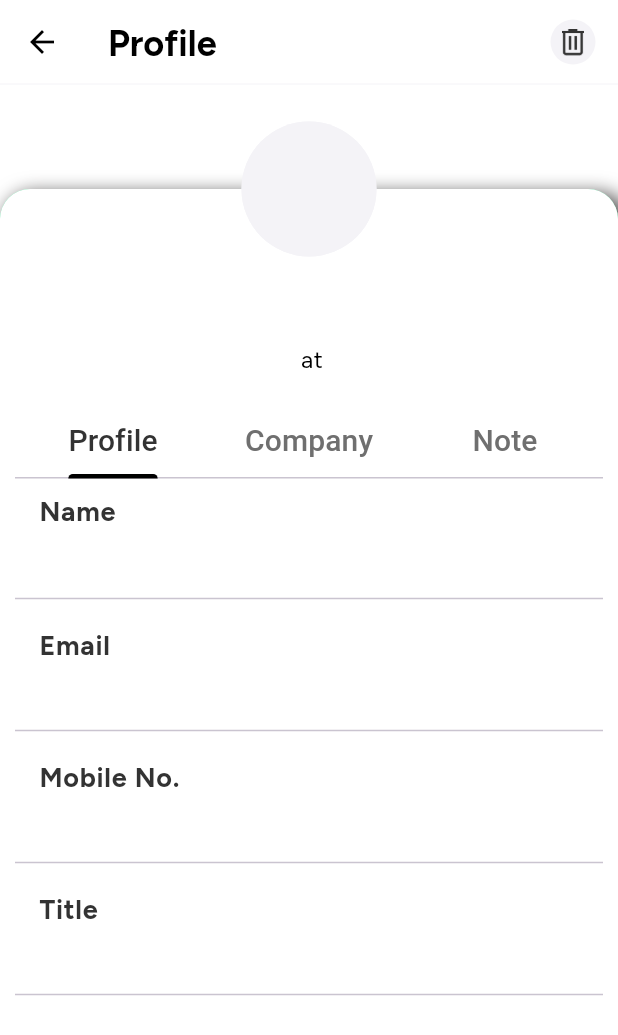
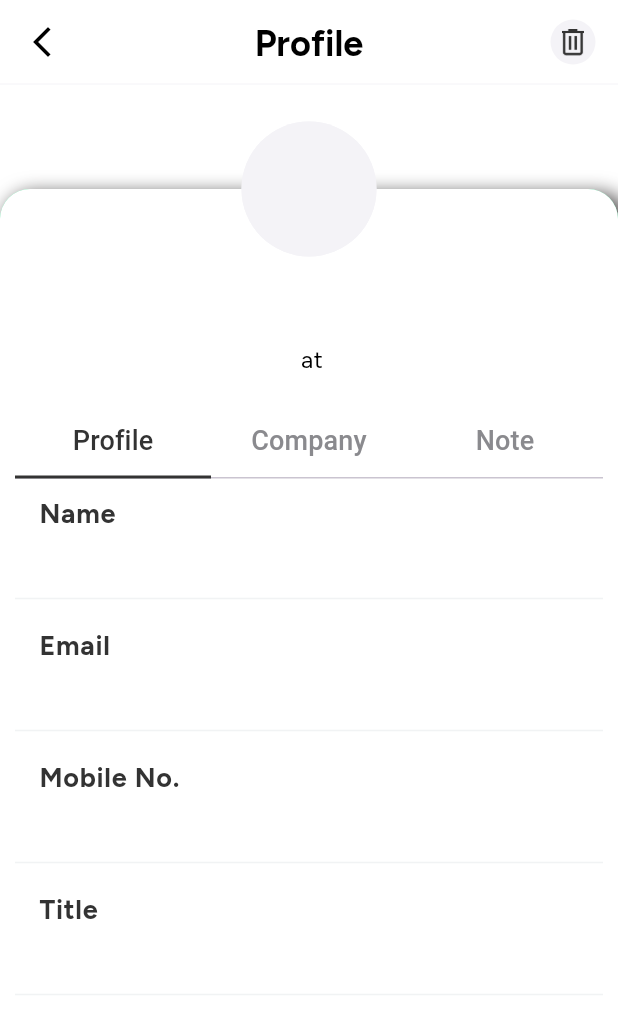
Before and after one commit to sanjay-dreamcast/LeadCaptureFlutter, a Flutter app: the ContactDetailPage screen opened by its route, on a phone screen of 412 x 824 dp. Shown: the top 1035 px of the screen. Run offline on Flutter 3.47's test engine with Material 3 defaults, Android fonts, the light colour scheme and no system bars; our stand-ins replace camera, contacts_service, csv, device_info_plus, dio, firebase_core and 9 more; missing offline and left inert: dart:ffi, external_path, flutter_barcode_scanner, qr_code_scanner, vcard_maintained; accounts and stored records are empty; Roboto replaces fonts that are missing (figtree_medium).

Commit message:
ui update

```diff
--- a/lib/theme/app_colors.dart
+++ b/lib/theme/app_colors.dart
@@ -79,6 +79,7 @@ const profileBg = Color(0xffF0F0F0);
 const address_color = Color(0xffC4C4C6);
 const grey10 = Color(0xFF8A8A8E);
 const grey20Color = Color(0xFF7B7B7B);
+const BorderLight = Color(0xFFF1F3F4);
 
 
 
--- a/lib/view/localDatabase/contactDetailPage.dart
+++ b/lib/view/localDatabase/contactDetailPage.dart
@@ -9,6 +9,7 @@ import 'package:share_plus/share_plus.dart';
 import 'package:vcard_maintained/vcard_maintained.dart';
 import '../../api_repository/api_service.dart';
 import '../../theme/app_colors.dart';
+import '../customerWidget/customTextView.dart';
 import '../customerWidget/toolbarTitle.dart';
 import 'LeadsController.dart';
 import 'localContactController.dart';
@@ -44,7 +45,13 @@ class ContactDetailPage extends GetView<LocalContactController> {
     return Scaffold(
       backgroundColor: white,
       appBar: AppBar(
-          centerTitle: false,
+        centerTitle: true,
+        leading: IconButton(
+          icon: const Icon(Icons.arrow_back_ios_new),
+          onPressed: () {
+            Navigator.pop(context);
+          },
+        ),
         title: const ToolbarTitle(
           title: "Profile",
           color: Colors.black,
@@ -110,7 +117,8 @@ class ContactDetailPage extends GetView<LocalContactController> {
             const Border(bottom: BorderSide(color: indicatorColor, width: 0)),
         elevation: 0,
         backgroundColor: appBarColor,
-          iconTheme: const IconThemeData(color: Colors.black)),
+        iconTheme: const IconThemeData(color: appIconColor),
+      ),
       body: GetX<LocalContactController>(builder: (context) {
         return controller.loading.value
             ? const Center(
@@ -171,7 +179,8 @@ class ContactDetailPage extends GetView<LocalContactController> {
                                 height: 10,
                               ),
                               RegularTextView(
-                                text: "${controller.contactDetail.value.data?.position?.capitalize ?? ""} at ${controller.contactDetail.value.data?.company?.capitalize ?? ""}",
+                                text:
+                                    "${controller.contactDetail.value.data?.position?.capitalize ?? ""} at ${controller.contactDetail.value.data?.company?.capitalize ?? ""}",
                                 maxLine: 5,
                                 textAlign: TextAlign.center,
                                 textSize: 16,
@@ -189,13 +198,17 @@ class ContactDetailPage extends GetView<LocalContactController> {
                                     child: Scaffold(
                                       backgroundColor: white,
                                       appBar: TabBar(
+                                          padding: EdgeInsets.zero,
                                           isScrollable: false,
                                           tabAlignment: TabAlignment.fill,
                                           labelColor: textColor,
-                                          unselectedLabelColor: textGrayColor,
-                                          indicatorColor: Colors.black,
+                                          unselectedLabelColor: grey10,
+                                          indicatorColor: textColor,
+                                          indicatorSize:
+                                              TabBarIndicatorSize.tab,
                                           labelStyle: const TextStyle(
-                                              fontSize: 20,
+                                              fontSize: 18,
+                                              fontFamily: "figtree_medium",
                                               fontWeight: FontWeight.w500),
                                           onTap: (index) {},
                                           tabs: myTabs),
@@ -245,13 +258,14 @@ class ContactDetailPage extends GetView<LocalContactController> {
             ),
             subtitle: RegularTextView(
               text: controller.contactDetail.value.data?.name?.capitalize ?? "",
-              textSize: 18,
+              textSize: 16,
               maxLine: 3,
               color: textColor,
             ),
           ),
           const Divider(
             thickness: 1,
+            color: BorderLight,
           ),
           ListTile(
             title: const BoldTextView(
@@ -269,6 +283,7 @@ class ContactDetailPage extends GetView<LocalContactController> {
           ),
           const Divider(
             thickness: 1,
+            color: BorderLight,
           ),
           ListTile(
             title: const BoldTextView(
@@ -286,6 +301,7 @@ class ContactDetailPage extends GetView<LocalContactController> {
           ),
           const Divider(
             thickness: 1,
+            color: BorderLight,
           ),
           ListTile(
             title: const BoldTextView(
@@ -304,6 +320,7 @@ class ContactDetailPage extends GetView<LocalContactController> {
           ),
           const Divider(
             thickness: 1,
+            color: BorderLight,
           )
         ],
       ),
@@ -331,6 +348,7 @@ class ContactDetailPage extends GetView<LocalContactController> {
           ),
           const Divider(
             thickness: 1,
+            color: BorderLight,
           ),
           ListTile(
             title: const BoldTextView(
@@ -365,6 +383,7 @@ class ContactDetailPage extends GetView<LocalContactController> {
           ),
           const Divider(
             thickness: 1,
+            color: BorderLight,
           ),
           ListTile(
             title: const BoldTextView(
@@ -382,6 +401,7 @@ class ContactDetailPage extends GetView<LocalContactController> {
           ),
           const Divider(
             thickness: 1,
+            color: BorderLight,
           ),
         ],
       ),
@@ -405,6 +425,7 @@ class ContactDetailPage extends GetView<LocalContactController> {
         ),
         const Divider(
           thickness: 1,
+          color: BorderLight,
         ),
       ],
     );
@@ -541,11 +562,12 @@ class ContactDetailPage extends GetView<LocalContactController> {
                           height: 35,
                         ),
                         const Center(
-                            child: BoldTextView(
+                          child: customTextView(
                             text: "Are you sure you want to delete?",
-                          textSize: 18,
+                            textSize: 16,
                             maxLines: 2,
-                        )),
+                          ),
+                        ),
                         const SizedBox(
                           height: 35,
                         ),
@@ -554,7 +576,10 @@ class ContactDetailPage extends GetView<LocalContactController> {
                             onTap: () async {
                               Navigator.of(context).pop();
                               controller.loading.value = true;
-                             await  leadsController.deleteLeads({"id":controller.contactDetail.value.data?.id ??""}, context,index);
+                              await leadsController.deleteLeads({
+                                "id": controller.contactDetail.value.data?.id ??
+                                    ""
+                              }, context, index);
                               print("lead deleted====");
                               controller.loading.value = false;
                               Get.back();
```
Also changed, not shown: lib/view/Dashboard/dashboardView.dart (+20 -14 lines), lib/view/customerWidget/customTextView.dart (added, +49 -0 lines), lib/view/localDatabase/LocalContactPage.dart (+66 -60 lines), 1 other file. Lines whose indentation alone changed are shown as unchanged.
